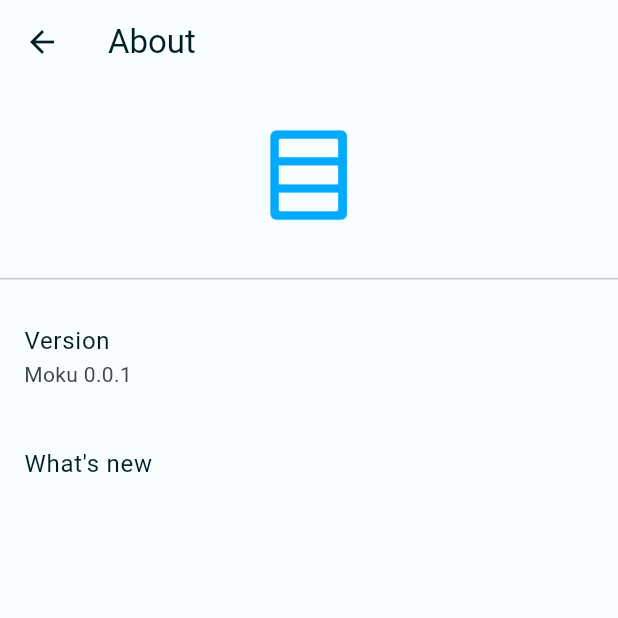
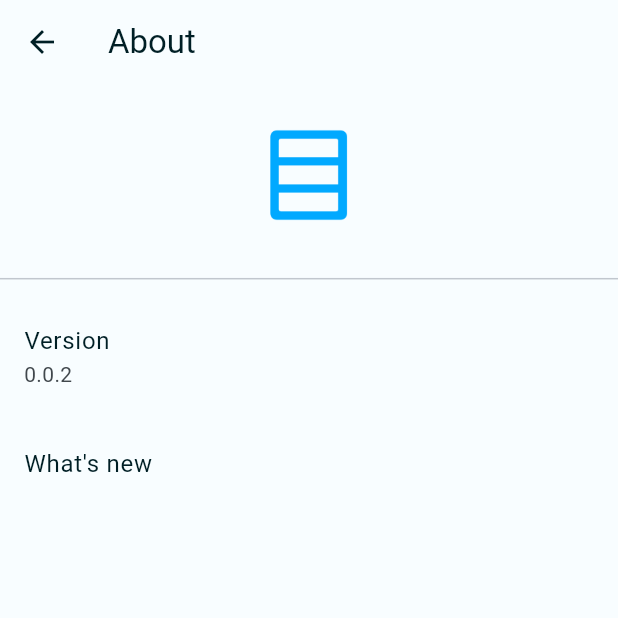
Before and after one commit to nixtomalon/Moku, a Flutter app: the AboutPage screen opened directly, after a tap on the "code" icon, on a phone screen of 412 x 824 dp, the top half of it. Run offline on Flutter 3.47's test engine with Material 3 defaults, Android fonts, the phone set to English and light mode, and no system bars; our stand-ins replace flutter_markdown, flutter_secure_storage, package_info_plus, shared_preferences, webview_flutter; accounts and stored records are empty; network calls fail.

Commit message:
dynamic version number

```diff
--- a/lib/pages/profile/settings/about_page.dart
+++ b/lib/pages/profile/settings/about_page.dart
@@ -1,8 +1,16 @@
 import 'package:flutter/material.dart';
+import 'package:package_info_plus/package_info_plus.dart';
 import 'package:url_launcher/url_launcher.dart';
 
-class AboutPage extends StatelessWidget {
+class AboutPage extends StatefulWidget {
   const AboutPage({Key? key}) : super(key: key);
+
+  @override
+  State<AboutPage> createState() => _AboutPageState();
+}
+
+class _AboutPageState extends State<AboutPage> {
+  String _appVersion = "";
 
   Future<void> _launchURL(BuildContext context, String urlString) async {
     final Uri url = Uri.parse(urlString);
@@ -13,6 +21,17 @@ class AboutPage extends StatelessWidget {
         SnackBar(content: Text('Could not launch $urlString')),
       );
     }
+  }
+
+  void getAppDetails() async {
+    PackageInfo packageInfo = await PackageInfo.fromPlatform();
+    setState(() => _appVersion = packageInfo.version);
+  }
+
+  @override
+  void initState() {
+    super.initState();
+    getAppDetails();
   }
 
   @override
@@ -40,13 +59,15 @@ class AboutPage extends StatelessWidget {
             Flexible(
               child: ListView(
                 children: [
-                  const ListTile(
+                  ListTile(
                     contentPadding: EdgeInsets.symmetric(
                       horizontal: 16.0,
                       vertical: 8.0,
                     ),
                     title: Text("Version"),
-                    subtitle: Text("Moku 0.0.1"),
+                    subtitle: _appVersion.isEmpty
+                        ? Text("Loading...")
+                        : Text(_appVersion),
                   ),
                   ListTile(
                     contentPadding: const EdgeInsets.symmetric(
@@ -54,7 +75,8 @@ class AboutPage extends StatelessWidget {
                       vertical: 0,
                     ),
                     title: const Text("What's new"),
-                    onTap: () => _launchURL(context, 'https://github.com/Maclean-D/Moku/releases'),
+                    onTap: () => _launchURL(
+                        context, 'https://github.com/Maclean-D/Moku/releases'),
                   ),
                   // Add more ListTiles here for additional items
                 ],
@@ -62,7 +84,8 @@ class AboutPage extends StatelessWidget {
             ),
             IconButton(
               icon: Icon(Icons.code),
-              onPressed: () => _launchURL(context, 'https://github.com/Maclean-D/Moku'),
+              onPressed: () =>
+                  _launchURL(context, 'https://github.com/Maclean-D/Moku'),
             ),
             // Add more widgets here if needed
           ],
```
